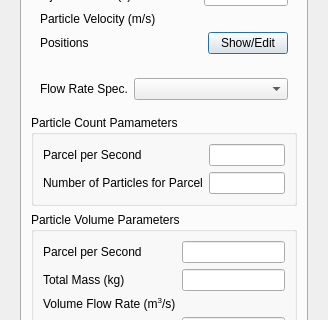
Before: the Qt Designer form baramFlow/view/setup/models/DPM/injection_dialog.ui in nextfoam/baram, drawn with Qt 5; both pictures show x 0 to 328 and y 200 to 520 of the 328 by 1093 pixel window.
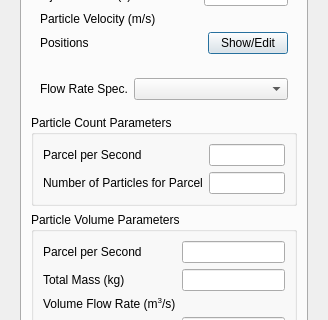
After: the same form once the commit is applied. Custom widgets are drawn as their Qt base class.

Patch:
```diff
--- a/baramFlow/view/setup/models/DPM/injection_dialog.ui
+++ b/baramFlow/view/setup/models/DPM/injection_dialog.ui
@@ -157,7 +157,7 @@
              <item>
               <widget class="QGroupBox" name="particleCountParameters">
                <property name="title">
-                <string>Particle Count Pamameters</string>
+                <string>Particle Count Parameters</string>
                </property>
                <layout class="QFormLayout" name="formLayout_4">
                 <item row="0" column="0">
```
